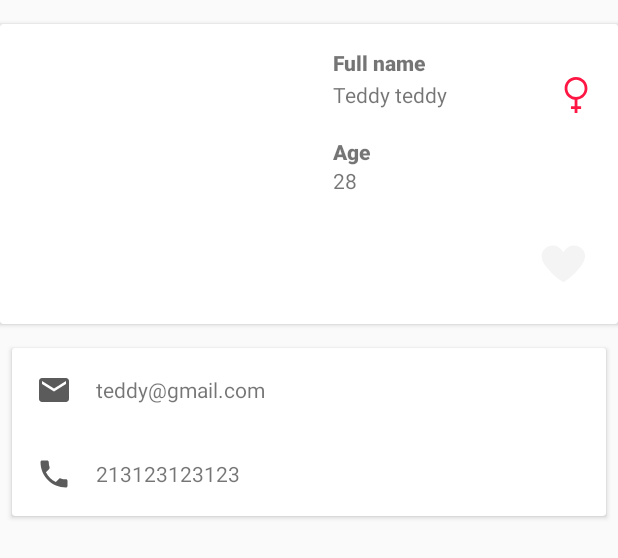
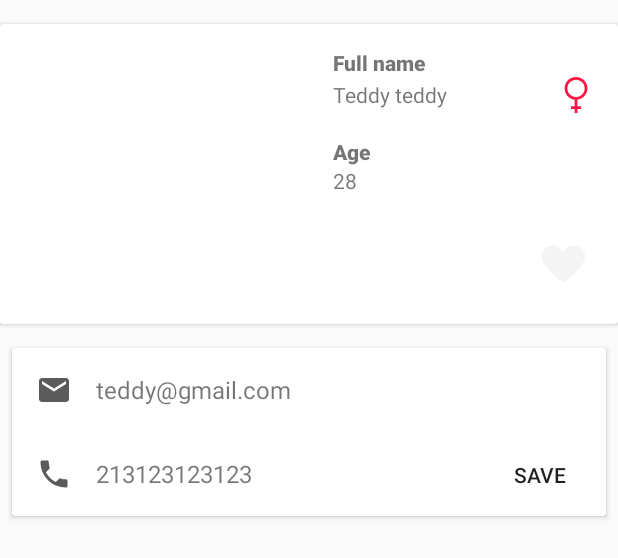
Before and after one commit to gedu/random_contacts, an Android app: the layout fragment_detail_contact.xml on its own in the app's theme, with its tools: preview values and no code run, on a phone screen of 412 x 824 dp. Shown: the top 558 px of the screen. Run offline under Robolectric (Android 15) with nearby library versions, the phone set to English and light mode, and no system bars.

Commit message:
Save contact into phone

```diff
--- a/SweatContacts/app/src/main/java/com/teddy/sweatcontacts/home/HomeContactViewModel.kt
+++ b/SweatContacts/app/src/main/java/com/teddy/sweatcontacts/home/HomeContactViewModel.kt
@@ -28,7 +28,7 @@ class HomeContactViewModel(
     }
 
     fun doContactSearchWith(query: String) {
-        if (contacts.value?.status == Status.SUCCESS) {
+        if (contacts.value?.status == Status.SUCCESS || contacts.value?.status == Status.SUCCESS_MORE) {
             val matchedContacts = contacts.value?.data?.filter { it.fullName.contains(query, true) }
             _contactSearch.value = matchedContacts
         }
--- a/SweatContacts/app/src/main/res/layout/fragment_detail_contact.xml
+++ b/SweatContacts/app/src/main/res/layout/fragment_detail_contact.xml
@@ -102,19 +102,35 @@
                     android:layout_height="wrap_content"
                     android:drawableStart="@drawable/ic_email_black"
                     tools:text="teddy@gmail.com"
+                    android:textSize="16sp"
                     android:drawablePadding="16dp"
                     android:padding="16dp"
                     android:gravity="center_vertical"/>
 
+            <LinearLayout android:layout_width="match_parent"
+                          android:layout_height="wrap_content"
+                          android:orientation="horizontal">
+
                 <TextView
                         android:id="@+id/contact_phone"
-                    android:layout_width="match_parent"
+                        android:layout_width="0dp"
+                        android:layout_weight="1"
                         android:layout_height="wrap_content"
                         android:drawableStart="@drawable/ic_phone_black"
                         tools:text="213123123123"
+                        android:textSize="16sp"
                         android:drawablePadding="16dp"
                         android:padding="16dp"
                         android:gravity="center_vertical"/>
+
+                <Button
+                        style="?attr/borderlessButtonStyle"
+                        android:id="@+id/contact_save_phone"
+                        android:layout_width="wrap_content"
+                        android:layout_height="wrap_content"
+                        android:text="@string/save"/>
+
+            </LinearLayout>
 
 
         </LinearLayout>
--- a/SweatContacts/app/src/main/res/layout/single_home_main_content.xml
+++ b/SweatContacts/app/src/main/res/layout/single_home_main_content.xml
@@ -59,11 +59,12 @@
 
     <com.teddy.sweatcontacts.common.widget.InfiniteRecyclerView
             android:id="@+id/contact_list"
-            android:layout_width="match_parent"
+            android:layout_width="0dp"
             android:layout_height="0dp"
             android:paddingTop="8dp"
             app:layout_constraintBottom_toBottomOf="parent"
             android:paddingBottom="8dp"
+            app:layout_constraintWidth_percent="@fraction/contact_list_percent_width"
             app:layout_constraintTop_toBottomOf="@+id/favorite_barrier"
             app:layout_constraintStart_toStartOf="parent" app:layout_constraintEnd_toEndOf="parent"/>
 
--- /dev/null
+++ b/SweatContacts/app/src/main/res/values-land/floats.xml
@@ -0,0 +1,4 @@
+<?xml version="1.0" encoding="utf-8"?>
+<resources>
+    <fraction name="contact_list_percent_width">0.60</fraction>
+</resources>
--- /dev/null
+++ b/SweatContacts/app/src/main/res/values-sw600dp-land/floats.xml
@@ -0,0 +1,4 @@
+<?xml version="1.0" encoding="utf-8"?>
+<resources>
+    <fraction name="contact_list_percent_width">1.0</fraction>
+</resources>
--- /dev/null
+++ b/SweatContacts/app/src/main/res/values/floats.xml
@@ -0,0 +1,4 @@
+<?xml version="1.0" encoding="utf-8"?>
+<resources>
+    <fraction name="contact_list_percent_width">1.0</fraction>
+</resources>
--- a/SweatContacts/app/src/main/res/values/strings.xml
+++ b/SweatContacts/app/src/main/res/values/strings.xml
@@ -11,4 +11,5 @@
     <string name="contact">Contact</string>
     <string name="no_name_found">No name found</string>
     <string name="contact_img_share_tag" translatable="false">contact_img</string>
+    <string name="save">Save</string>
 </resources>
```
Also changed, not shown: SweatContacts/app/src/main/java/com/teddy/sweatcontacts/detail/DetailContactFragment.kt (+16 -0 lines). Lines whose indentation alone changed are shown as unchanged.
